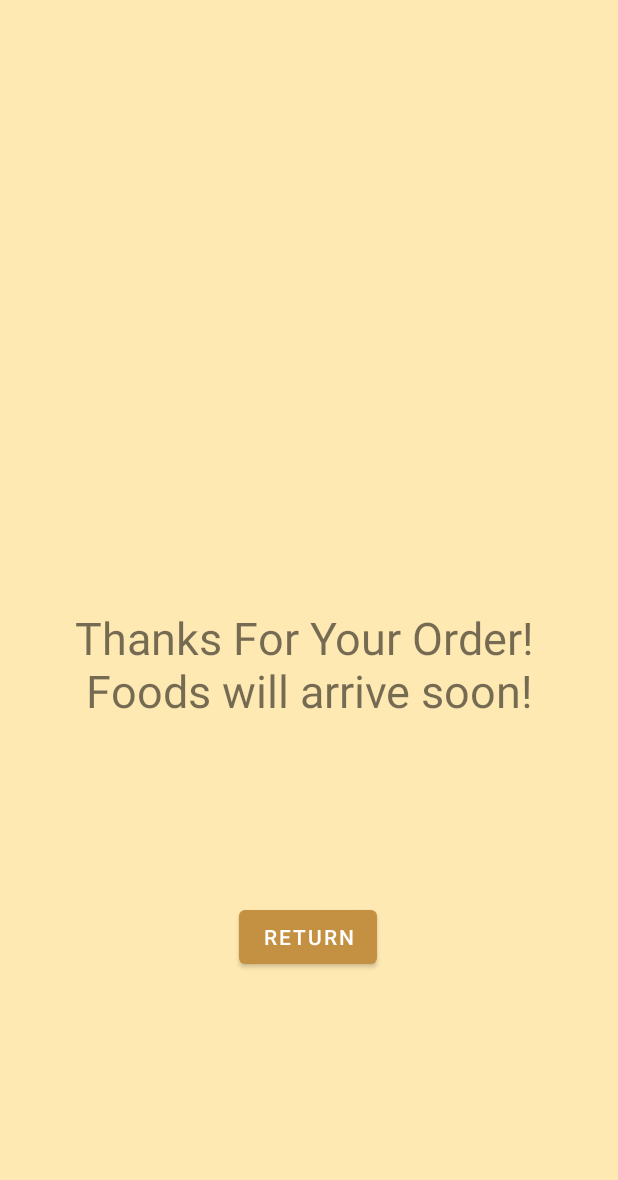
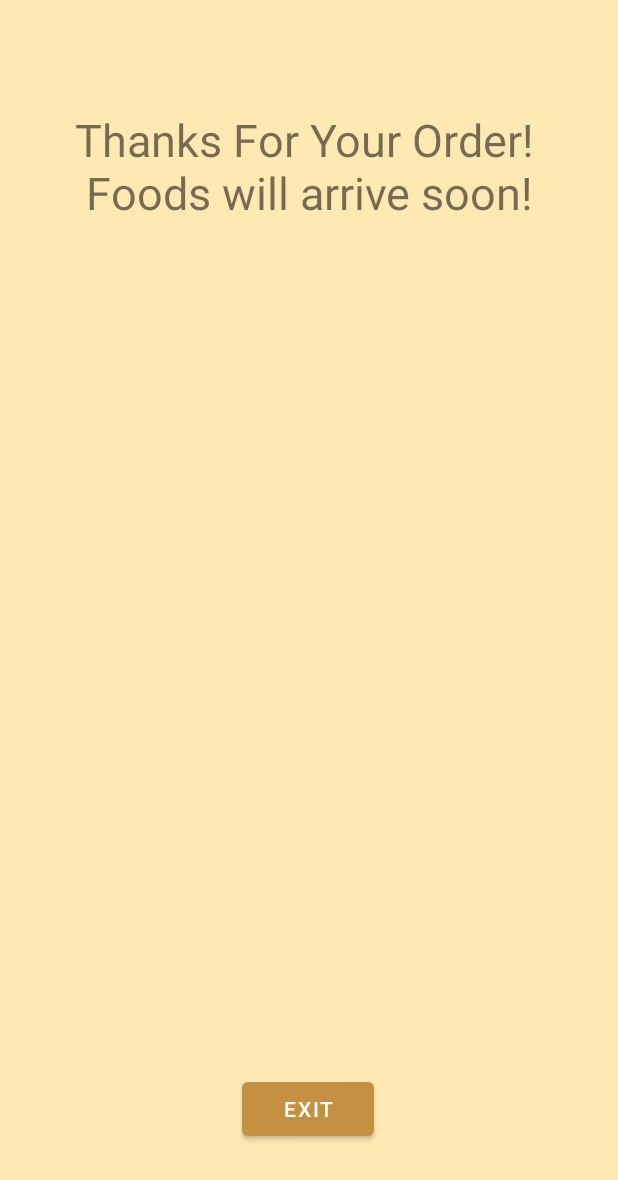
Before and after one commit to Valthion/KAFE_FTI_TTS, an Android app: the layout checkout_activity.xml on its own in the app's theme, with its tools: preview values and no code run, on a phone screen of 412 x 824 dp. Shown: the top 1180 px of the screen. Run offline under Robolectric (Android 15) with nearby library versions, the phone set to English and light mode, and no system bars.

Commit message:
Major Update, Fixing Checkout activity

```diff
--- a/app/src/main/java/com/ftiuksw/kafe_fti_tts/SignUpActivity.kt
+++ b/app/src/main/java/com/ftiuksw/kafe_fti_tts/SignUpActivity.kt
@@ -24,6 +24,9 @@ class SignUpActivity : AppCompatActivity() {
     }
     @RequiresApi(Build.VERSION_CODES.O)
     fun go2secondActivity(view: View) {
+
+
+
         val UpdateAlert= AlertDialog.Builder(this)
 
         UpdateAlert.setTitle("Create Account")
--- a/app/src/main/res/layout/checkout_activity.xml
+++ b/app/src/main/res/layout/checkout_activity.xml
@@ -12,15 +12,15 @@
         android:layout_height="wrap_content"
         android:layout_marginStart="8dp"
         android:layout_marginEnd="8dp"
-        android:onClick="go2secondActivity"
-        android:text="RETURN"
+        android:onClick="quitApp"
+        android:text="EXIT"
         android:textColor="#FFFFFF"
         app:layout_constraintBottom_toBottomOf="parent"
         app:layout_constraintEnd_toEndOf="parent"
         app:layout_constraintHorizontal_bias="0.498"
         app:layout_constraintStart_toStartOf="parent"
         app:layout_constraintTop_toTopOf="parent"
-        app:layout_constraintVertical_bias="0.774" />
+        app:layout_constraintVertical_bias="0.922" />
 
     <TextView
         android:id="@+id/Checkout"
@@ -33,17 +33,44 @@
         app:layout_constraintEnd_toEndOf="parent"
         app:layout_constraintStart_toStartOf="parent"
         app:layout_constraintTop_toTopOf="parent"
-        app:layout_constraintVertical_bias="0.545" />
+        app:layout_constraintVertical_bias="0.059" />
 
     <TextView
-        android:id="@+id/TEST"
+        android:id="@+id/TEXTBOX"
+        android:layout_width="184dp"
+        android:layout_height="301dp"
+        android:gravity="left"
+        android:textSize="18sp"
+        app:layout_constraintBottom_toBottomOf="parent"
+        app:layout_constraintEnd_toEndOf="parent"
+        app:layout_constraintHorizontal_bias="0.092"
+        app:layout_constraintStart_toStartOf="parent"
+        app:layout_constraintTop_toTopOf="parent"
+        app:layout_constraintVertical_bias="0.437" />
+
+    <TextView
+        android:id="@+id/TEXTBOX2"
+        android:layout_width="184dp"
+        android:layout_height="301dp"
+        android:gravity="right"
+        android:textSize="18sp"
+        app:layout_constraintBottom_toBottomOf="parent"
+        app:layout_constraintEnd_toEndOf="parent"
+        app:layout_constraintHorizontal_bias="0.907"
+        app:layout_constraintStart_toStartOf="parent"
+        app:layout_constraintTop_toTopOf="parent"
+        app:layout_constraintVertical_bias="0.437" />
+
+    <TextView
+        android:id="@+id/TEXTBOX3"
         android:layout_width="369dp"
-        android:layout_height="141dp"
+        android:layout_height="107dp"
         android:gravity="center"
-        android:textSize="30sp"
+        android:textSize="18sp"
         app:layout_constraintBottom_toBottomOf="parent"
         app:layout_constraintEnd_toEndOf="parent"
         app:layout_constraintStart_toStartOf="parent"
         app:layout_constraintTop_toTopOf="parent"
-        app:layout_constraintVertical_bias="0.184" />
+        app:layout_constraintVertical_bias="0.801" />
+
 </androidx.constraintlayout.widget.ConstraintLayout>
```
Also changed, not shown: app/src/main/java/com/ftiuksw/kafe_fti_tts/CheckoutActivity.kt (+36 -6 lines), app/src/main/java/com/ftiuksw/kafe_fti_tts/OrderActivity.kt (+38 -32 lines), app/src/main/res/layout/order_activity.xml (+86 -17 lines).
